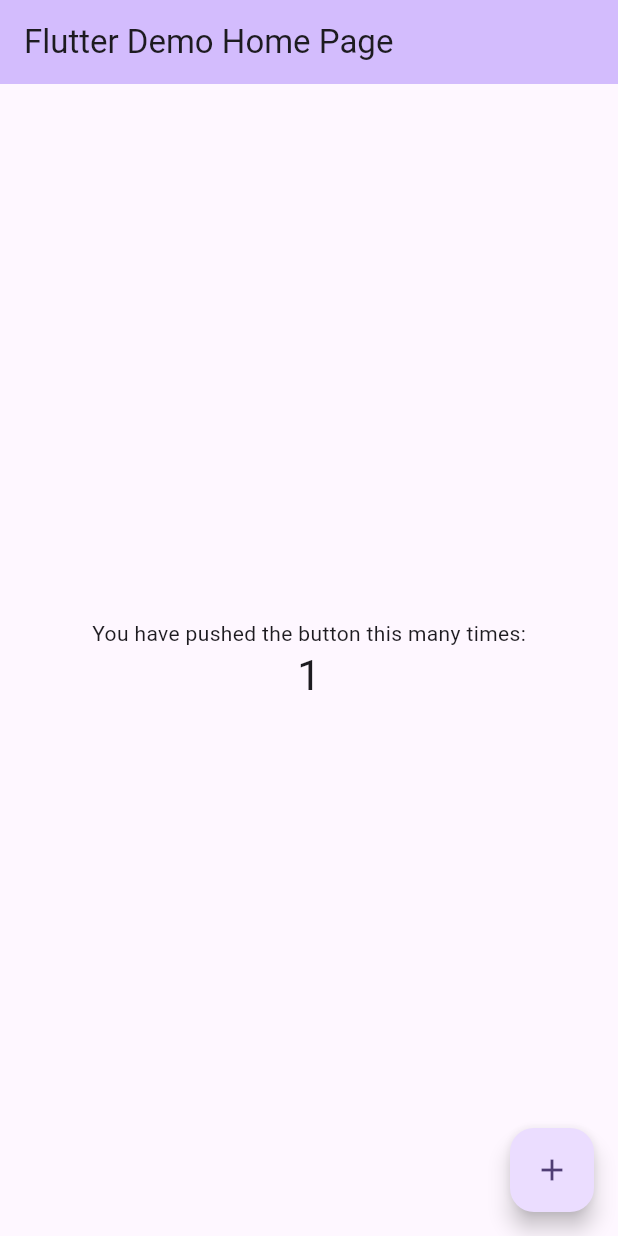
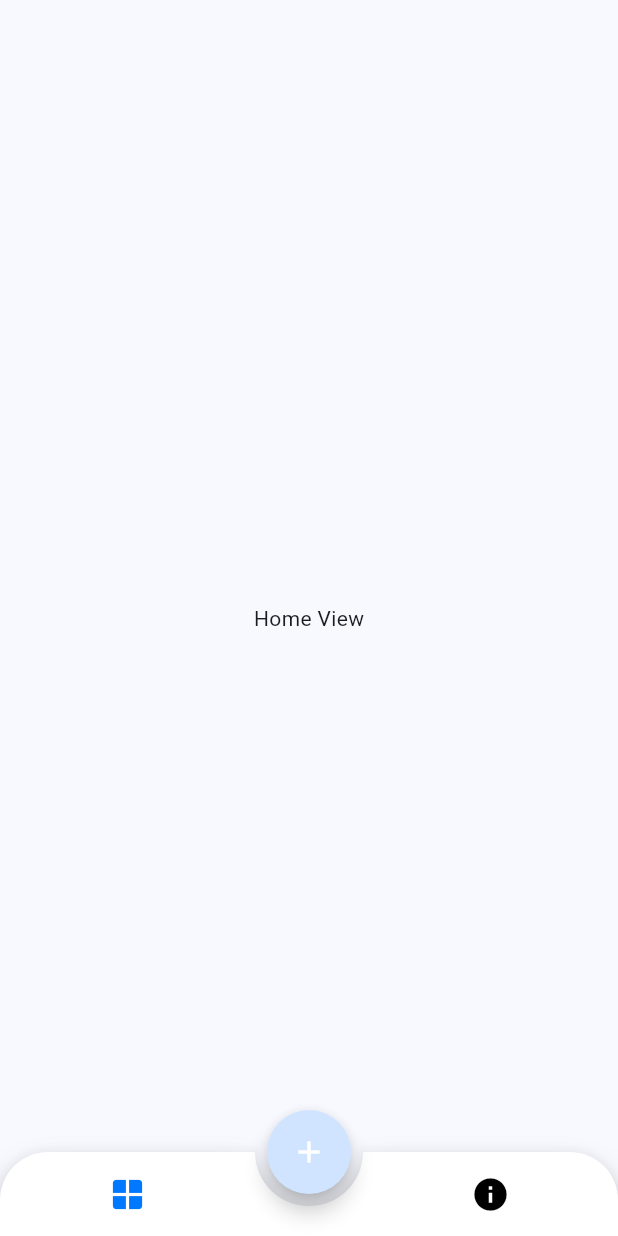
Before and after one commit to Mryuksel101/arduino_wifi, a Flutter app: the screen it shows after launch, after a tap on the "add" icon, on a phone screen of 412 x 824 dp. Run offline on Flutter 3.47's test engine with Material 3 defaults, Android fonts, the phone set to English and light mode, and no system bars; drawn by our look-alikes of animated_bottom_navigation_bar.

Commit message:
Implement bottom navigation with animated transitions and add About, Home, Peoples, and Settings views

```diff
--- /dev/null
+++ b/lib/about/about_view.dart
@@ -0,0 +1,10 @@
+import 'package:flutter/material.dart';
+
+class AboutView extends StatelessWidget {
+  const AboutView({super.key});
+
+  @override
+  Widget build(BuildContext context) {
+    return Center(child: Text("About View"));
+  }
+}
--- /dev/null
+++ b/lib/bottom_nav/bottom_nav_view.dart
@@ -0,0 +1,64 @@
+import 'package:animated_bottom_navigation_bar/animated_bottom_navigation_bar.dart';
+import 'package:arduino_wifi/about/about_view.dart';
+import 'package:arduino_wifi/bottom_nav/bottom_nav_view_model.dart';
+import 'package:arduino_wifi/home/home_view.dart';
+import 'package:flutter/material.dart';
+
+class BottomNavView extends StatefulWidget {
+  const BottomNavView({super.key});
+
+  @override
+  State<BottomNavView> createState() => _BottomNavViewState();
+}
+
+class _BottomNavViewState extends State<BottomNavView> {
+  late final BottomNavViewModel viewModel;
+  @override
+  void initState() {
+    super.initState();
+    viewModel = BottomNavViewModel();
+    viewModel.init();
+  }
+
+  @override
+  Widget build(BuildContext context) {
+    return Scaffold(
+      extendBody: true,
+      floatingActionButton: FloatingActionButton(
+        shape: RoundedRectangleBorder(borderRadius: BorderRadius.circular(100)),
+        child: const Icon(
+          Icons.add,
+          color: Colors.white,
+        ),
+        onPressed: () {
+          viewModel.changeCurrentTab(4);
+        },
+      ),
+      floatingActionButtonLocation: FloatingActionButtonLocation.centerDocked,
+      bottomNavigationBar: AnimatedBottomNavigationBar(
+        backgroundColor: Colors.white,
+        activeColor: const Color(0xff0079FF),
+        onTap: (value) {
+          viewModel.changeCurrentTab(value);
+        },
+        iconSize: 26,
+        icons: const [
+          Icons.window_rounded,
+          Icons.info,
+        ],
+        activeIndex: viewModel.currentIndex,
+        gapLocation: GapLocation.center,
+        notchSmoothness: NotchSmoothness.verySmoothEdge,
+        leftCornerRadius: 32,
+        rightCornerRadius: 32,
+      ),
+      body: PageView(
+          physics: const NeverScrollableScrollPhysics(),
+          controller: viewModel.pageController,
+          children: [
+            const HomeView(),
+            const AboutView(),
+          ]),
+    );
+  }
+}
--- /dev/null
+++ b/lib/bottom_nav/bottom_nav_view_model.dart
@@ -0,0 +1,25 @@
+import 'package:flutter/material.dart';
+
+class BottomNavViewModel extends ChangeNotifier {
+  int currentIndex = 0;
+
+  late PageController _pageController;
+  PageController get pageController => _pageController;
+
+  void updateCurrentIndex(int index) {
+    currentIndex = index;
+  }
+
+  void changeCurrentTab(int index) {
+    currentIndex = index;
+    notifyListeners();
+  }
+
+  void _initPageController() {
+    _pageController = PageController();
+  }
+
+  void init() {
+    _initPageController();
+  }
+}
--- /dev/null
+++ b/lib/home/home_view.dart
@@ -0,0 +1,10 @@
+import 'package:flutter/material.dart';
+
+class HomeView extends StatelessWidget {
+  const HomeView({super.key});
+
+  @override
+  Widget build(BuildContext context) {
+    return Center(child: Text("Home View"));
+  }
+}
--- a/lib/main.dart
+++ b/lib/main.dart
@@ -1,3 +1,4 @@
+import 'package:arduino_wifi/bottom_nav/bottom_nav_view.dart';
 import 'package:flutter/material.dart';
 
 void main() {
@@ -28,10 +29,10 @@ class MyApp extends StatelessWidget {
         //
         // This works for code too, not just values: Most code changes can be
         // tested with just a hot reload.
-        colorScheme: ColorScheme.fromSeed(seedColor: Colors.deepPurple),
+        colorScheme: ColorScheme.fromSeed(seedColor: Colors.blue),
         useMaterial3: true,
       ),
-      home: const MyHomePage(title: 'Flutter Demo Home Page'),
+      home: const BottomNavView(),
     );
   }
 }
--- /dev/null
+++ b/lib/peoples/peoples_view.dart
@@ -0,0 +1,10 @@
+import 'package:flutter/material.dart';
+
+class PeoplesView extends StatelessWidget {
+  const PeoplesView({super.key});
+
+  @override
+  Widget build(BuildContext context) {
+    return Center(child: Text("Peoples View"));
+  }
+}
--- /dev/null
+++ b/lib/settings/settings_view.dart
@@ -0,0 +1,10 @@
+import 'package:flutter/material.dart';
+
+class SettingsView extends StatelessWidget {
+  const SettingsView({super.key});
+
+  @override
+  Widget build(BuildContext context) {
+    return Center(child: Text("Settings View"));
+  }
+}
--- a/pubspec.yaml
+++ b/pubspec.yaml
@@ -35,6 +35,7 @@ dependencies:
   # Use with the CupertinoIcons class for iOS style icons.
   cupertino_icons: ^1.0.8
   just_audio_background: ^0.0.1-beta.15
+  animated_bottom_navigation_bar: ^1.4.0
 
 
 dev_dependencies:
```
Also changed, not shown: pubspec.lock.
